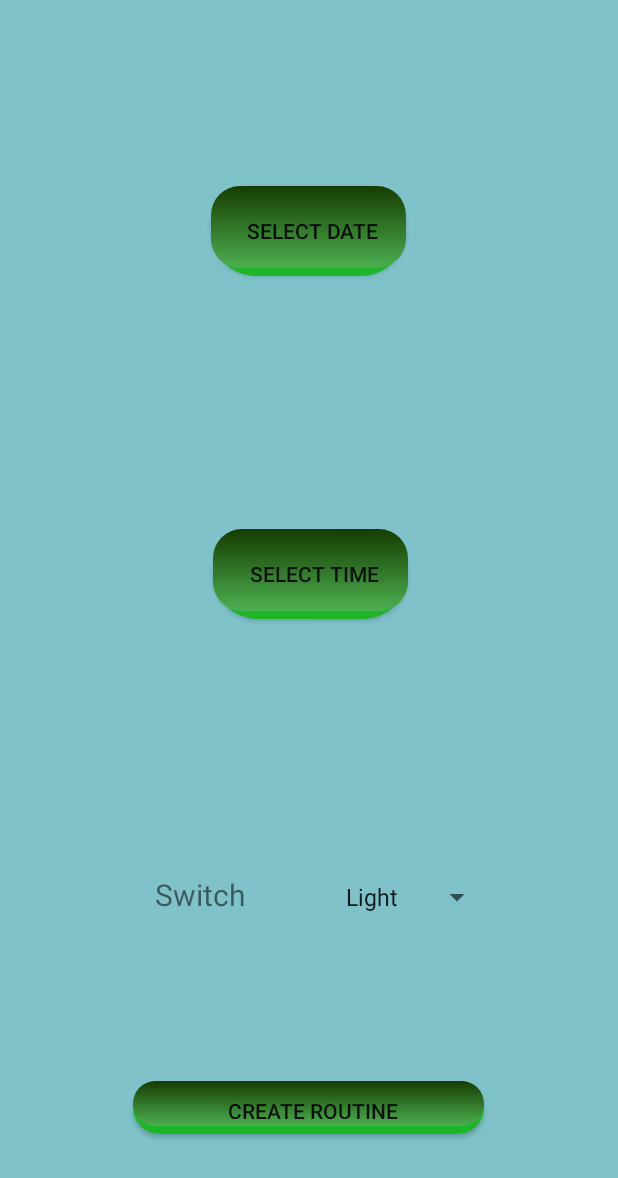
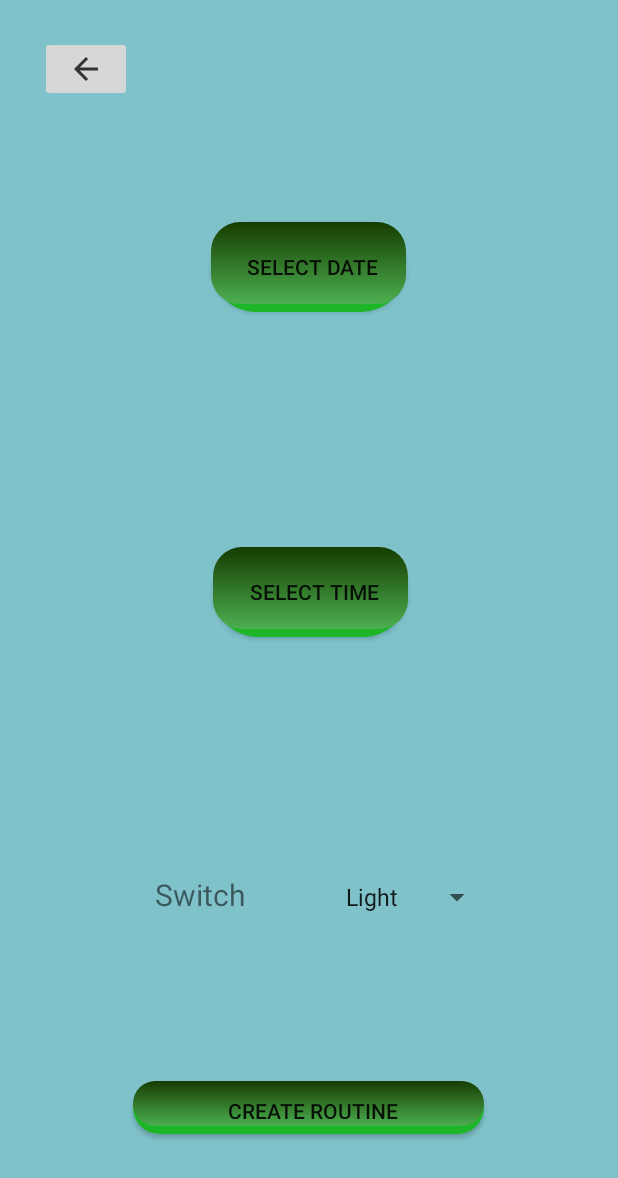
Before and after one commit to jelvs/Smart-Grow-app, an Android app: the layout activity_routine.xml on its own in the app's theme, with its tools: preview values and no code run, on a phone screen of 412 x 824 dp. Shown: the top 1178 px of the screen. Run offline under Robolectric (Android 15) with nearby library versions, the phone set to English and light mode, and no system bars.

Commit message:
Added goback button on all activities

```diff
--- a/app/src/main/java/unl/fct/smart_grow/RegisterActivity.kt
+++ b/app/src/main/java/unl/fct/smart_grow/RegisterActivity.kt
@@ -93,4 +93,8 @@ class RegisterActivity : AppCompatActivity() {
             }
         }
     }
+
+    override fun onBackPressed() {
+        // do nothing
+    }
 }
--- /dev/null
+++ b/app/src/main/res/drawable-anydpi/goback_icon.xml
@@ -0,0 +1,10 @@
+<vector xmlns:android="http://schemas.android.com/apk/res/android"
+    android:width="24dp"
+    android:height="24dp"
+    android:viewportWidth="24"
+    android:viewportHeight="24"
+    android:tint="#333333">
+    <path
+        android:fillColor="#FF000000"
+        android:pathData="M20,11H7.83l5.59,-5.59L12,4l-8,8 8,8 1.41,-1.41L7.83,13H20v-2z"/>
+</vector>
--- a/app/src/main/res/layout/activity_routine.xml
+++ b/app/src/main/res/layout/activity_routine.xml
@@ -9,6 +9,16 @@
         android:layout_width="match_parent"
         android:layout_height="match_parent"
         tools:context=".DashboardActivity">
+
+    <ImageButton
+            android:layout_width="61dp"
+            android:layout_height="wrap_content" app:srcCompat="@drawable/goback_icon"
+            android:id="@+id/gobackroutine"
+            android:layout_marginTop="24dp" android:contentDescription="TODO"
+            tools:ignore="VectorDrawableCompat" app:layout_constraintTop_toTopOf="parent" android:layout_marginEnd="8dp"
+            app:layout_constraintEnd_toEndOf="parent" android:layout_marginRight="8dp" android:layout_marginStart="8dp"
+            app:layout_constraintStart_toStartOf="parent" android:layout_marginLeft="8dp"
+            app:layout_constraintHorizontal_bias="0.056"/>
 
 
     <Button
@@ -52,11 +62,11 @@
             android:layout_height="60dp"
             android:background="@drawable/buttoncolor"
             android:id="@+id/select_date"
-            android:layout_marginTop="124dp"
-            app:layout_constraintTop_toTopOf="parent" android:layout_marginEnd="140dp"
+            android:layout_marginEnd="140dp"
             app:layout_constraintEnd_toEndOf="parent" android:layout_marginRight="140dp"
             android:layout_marginStart="8dp" app:layout_constraintStart_toStartOf="parent"
-            android:layout_marginLeft="8dp" app:layout_constraintHorizontal_bias="0.992"/>
+            android:layout_marginLeft="8dp" app:layout_constraintHorizontal_bias="0.992"
+            android:layout_marginTop="80dp" app:layout_constraintTop_toBottomOf="@+id/gobackroutine"/>
     <Button
             android:text="Select Time"
             android:layout_width="130dp"
```
Also changed, not shown: app/src/main/AndroidManifest.xml (+9 -11 lines), app/src/main/java/unl/fct/smart_grow/DashboardActivity.kt (+26 -9 lines), app/src/main/java/unl/fct/smart_grow/HumidityGraph.kt (+11 -0 lines), app/src/main/java/unl/fct/smart_grow/LightGraph.kt (+11 -0 lines), app/src/main/java/unl/fct/smart_grow/RoutineActivity.kt (+9 -0 lines), app/src/main/java/unl/fct/smart_grow/SoilGraph.kt (+11 -0 lines), app/src/main/java/unl/fct/smart_grow/TemperatureGraph.kt (+11 -0 lines), app/src/main/res/layout/activity_humidity_graph.xml (+9 -1 lines), app/src/main/res/layout/activity_light_graph.xml (+9 -1 lines), app/src/main/res/layout/activity_soil_graph.xml (+9 -1 lines), app/src/main/res/layout/activity_temperature_chart.xml (+9 -1 lines), app/src/main/res/drawable-hdpi/goback_icon.png (added), app/src/main/res/drawable-mdpi/goback_icon.png (added), app/src/main/res/drawable-xhdpi/goback_icon.png (added), 1 more files.
